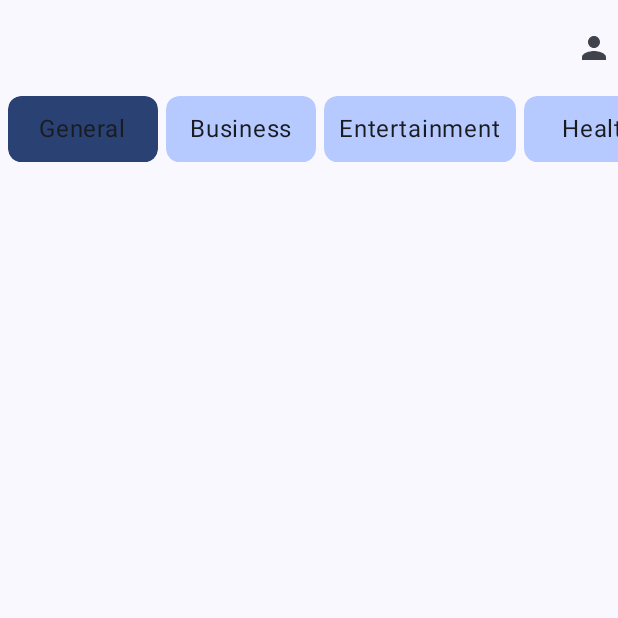
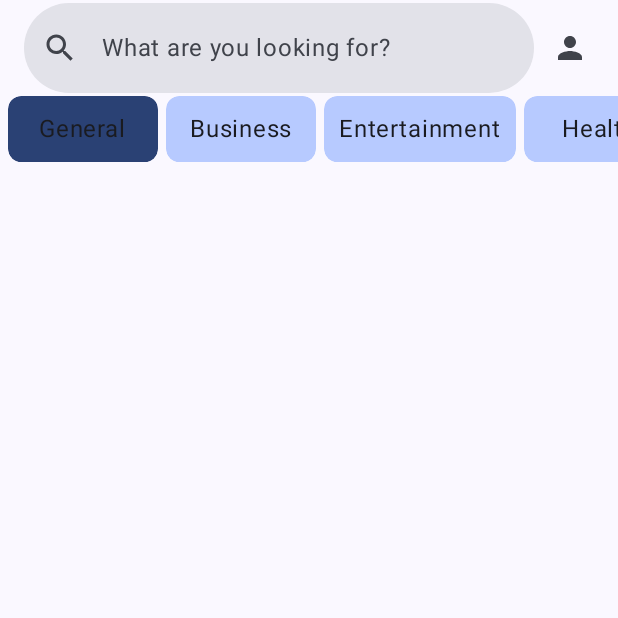
Before and after one commit to Golem1132/NewsDispatcher, an Android app built with Jetpack Compose: the NewsScreen screen opened through its navigation route, on a phone screen of 412 x 824 dp, the top half of it. Run offline under Robolectric (Android 15) with nearby library versions, the phone set to English and light mode, and no system bars; our stand-ins replace Room's generated code, paging; pictures from the network do not load.

Commit message:
Implement search field
Implemented search field in NewsScreen
Implementen search history

```diff
--- a/app/src/main/java/com/example/newsdispatcher/NewsDispatcherMediator.kt
+++ b/app/src/main/java/com/example/newsdispatcher/NewsDispatcherMediator.kt
@@ -6,9 +6,9 @@ import androidx.paging.PagingState
 import androidx.paging.RemoteMediator
 import androidx.room.withTransaction
 import com.example.newsdispatcher.api.service.NewsService
-import com.example.newsdispatcher.database.ArticleEntry
+import com.example.newsdispatcher.database.data.ArticleEntry
 import com.example.newsdispatcher.database.NewsDispatcherDatabase
-import com.example.newsdispatcher.database.NewsDispatcherRemoteKeys
+import com.example.newsdispatcher.database.data.NewsDispatcherRemoteKeys
 
 @OptIn(ExperimentalPagingApi::class)
 class NewsDispatcherMediator(
--- a/app/src/main/java/com/example/newsdispatcher/data/SourceResponse.kt
+++ b/app/src/main/java/com/example/newsdispatcher/api/data/NewsResponse.kt
@@ -1,25 +1,27 @@
-package com.example.newsdispatcher.data
+package com.example.newsdispatcher.api.data
 
-import com.example.newsdispatcher.model.Source
+import com.example.newsdispatcher.model.Article
 import kotlinx.serialization.Serializable
 
 @Serializable
-data class SourceResponse(
+data class NewsResponse(
     val status: String,
     val code: String? = null,
     val message: String? = null,
-    val sources: Array<Source> = emptyArray()
+    val totalResults: Int? = null,
+    val articles: Array<Article> = emptyArray()
 ) {
     override fun equals(other: Any?): Boolean {
         if (this === other) return true
         if (javaClass != other?.javaClass) return false
 
-        other as SourceResponse
+        other as NewsResponse
 
         if (status != other.status) return false
         if (code != other.code) return false
         if (message != other.message) return false
-        if (!sources.contentEquals(other.sources)) return false
+        if (totalResults != other.totalResults) return false
+        if (!articles.contentEquals(other.articles)) return false
 
         return true
     }
@@ -28,7 +30,8 @@ data class SourceResponse(
         var result = status.hashCode()
         result = 31 * result + (code?.hashCode() ?: 0)
         result = 31 * result + (message?.hashCode() ?: 0)
-        result = 31 * result + sources.contentHashCode()
+        result = 31 * result + (totalResults ?: 0)
+        result = 31 * result + (articles.contentHashCode())
         return result
     }
 }
--- a/app/src/main/java/com/example/newsdispatcher/data/NewsResponse.kt
+++ b/app/src/main/java/com/example/newsdispatcher/api/data/SourceResponse.kt
@@ -1,27 +1,25 @@
-package com.example.newsdispatcher.data
+package com.example.newsdispatcher.api.data
 
-import com.example.newsdispatcher.model.Article
+import com.example.newsdispatcher.model.Source
 import kotlinx.serialization.Serializable
 
 @Serializable
-data class NewsResponse(
+data class SourceResponse(
     val status: String,
     val code: String? = null,
     val message: String? = null,
-    val totalResults: Int? = null,
-    val articles: Array<Article> = emptyArray()
+    val sources: Array<Source> = emptyArray()
 ) {
     override fun equals(other: Any?): Boolean {
         if (this === other) return true
         if (javaClass != other?.javaClass) return false
 
-        other as NewsResponse
+        other as SourceResponse
 
         if (status != other.status) return false
         if (code != other.code) return false
         if (message != other.message) return false
-        if (totalResults != other.totalResults) return false
-        if (!articles.contentEquals(other.articles)) return false
+        if (!sources.contentEquals(other.sources)) return false
 
         return true
     }
@@ -30,8 +28,7 @@ data class NewsResponse(
         var result = status.hashCode()
         result = 31 * result + (code?.hashCode() ?: 0)
         result = 31 * result + (message?.hashCode() ?: 0)
-        result = 31 * result + (totalResults ?: 0)
-        result = 31 * result + (articles.contentHashCode())
+        result = 31 * result + sources.contentHashCode()
         return result
     }
 }
--- a/app/src/main/java/com/example/newsdispatcher/api/service/NewsService.kt
+++ b/app/src/main/java/com/example/newsdispatcher/api/service/NewsService.kt
@@ -3,8 +3,8 @@ package com.example.newsdispatcher.api.service
 import com.example.newsdispatcher.BuildConfig
 import com.example.newsdispatcher.api.ApiOperation
 import com.example.newsdispatcher.api.NewsHttpRoutes
-import com.example.newsdispatcher.data.NewsResponse
-import com.example.newsdispatcher.data.SourceResponse
+import com.example.newsdispatcher.api.data.NewsResponse
+import com.example.newsdispatcher.api.data.SourceResponse
 import io.ktor.client.HttpClient
 import io.ktor.client.call.body
 import io.ktor.client.request.get
--- a/app/src/main/java/com/example/newsdispatcher/database/NewsDispatcherDatabase.kt
+++ b/app/src/main/java/com/example/newsdispatcher/database/NewsDispatcherDatabase.kt
@@ -8,11 +8,16 @@ import androidx.room.TypeConverters
 import com.example.newsdispatcher.database.converter.ArticleConverter
 import com.example.newsdispatcher.database.dao.ArticleEntryDao
 import com.example.newsdispatcher.database.dao.NewsDispatcherRemoteKeysDao
+import com.example.newsdispatcher.database.dao.SearchHistoryDao
+import com.example.newsdispatcher.database.data.ArticleEntry
+import com.example.newsdispatcher.database.data.NewsDispatcherRemoteKeys
+import com.example.newsdispatcher.database.data.SearchHistory
 
 @Database(
     entities = [
         ArticleEntry::class,
-        NewsDispatcherRemoteKeys::class
+        NewsDispatcherRemoteKeys::class,
+        SearchHistory::class
     ],
     version = 1,
     exportSchema = true
@@ -22,6 +27,7 @@ abstract class NewsDispatcherDatabase : RoomDatabase() {
 
     abstract fun getArticleEntryDao(): ArticleEntryDao
     abstract fun getNewsDispatcherRemoteKeysDao(): NewsDispatcherRemoteKeysDao
+    abstract fun getSearchHistoryDao(): SearchHistoryDao
 
     companion object {
         @Volatile
--- a/app/src/main/java/com/example/newsdispatcher/database/dao/ArticleEntryDao.kt
+++ b/app/src/main/java/com/example/newsdispatcher/database/dao/ArticleEntryDao.kt
@@ -4,7 +4,7 @@ import androidx.paging.PagingSource
 import androidx.room.Dao
 import androidx.room.Insert
 import androidx.room.Query
-import com.example.newsdispatcher.database.ArticleEntry
+import com.example.newsdispatcher.database.data.ArticleEntry
 import com.example.newsdispatcher.model.Article
 import kotlinx.coroutines.flow.Flow
 
--- a/app/src/main/java/com/example/newsdispatcher/database/dao/NewsDispatcherRemoteKeysDao.kt
+++ b/app/src/main/java/com/example/newsdispatcher/database/dao/NewsDispatcherRemoteKeysDao.kt
@@ -4,7 +4,7 @@ import androidx.room.Dao
 import androidx.room.Insert
 import androidx.room.OnConflictStrategy
 import androidx.room.Query
-import com.example.newsdispatcher.database.NewsDispatcherRemoteKeys
+import com.example.newsdispatcher.database.data.NewsDispatcherRemoteKeys
 
 @Dao
 interface NewsDispatcherRemoteKeysDao {
--- /dev/null
+++ b/app/src/main/java/com/example/newsdispatcher/database/dao/SearchHistoryDao.kt
@@ -0,0 +1,16 @@
+package com.example.newsdispatcher.database.dao
+
+import androidx.room.Dao
+import androidx.room.Insert
+import androidx.room.Query
+import com.example.newsdispatcher.database.data.SearchHistory
+import kotlinx.coroutines.flow.Flow
+
+@Dao
+interface SearchHistoryDao {
+    @Query("SELECT * FROM SearchHistory")
+    fun getAll(): Flow<List<SearchHistory>>
+
+    @Insert
+    fun insert(newQuery: SearchHistory)
+}
--- a/app/src/main/java/com/example/newsdispatcher/database/ArticleEntry.kt
+++ b/app/src/main/java/com/example/newsdispatcher/database/data/ArticleEntry.kt
@@ -1,4 +1,4 @@
-package com.example.newsdispatcher.database
+package com.example.newsdispatcher.database.data
 
 import androidx.room.Entity
 import androidx.room.PrimaryKey
--- a/app/src/main/java/com/example/newsdispatcher/database/NewsDispatcherRemoteKeys.kt
+++ b/app/src/main/java/com/example/newsdispatcher/database/data/NewsDispatcherRemoteKeys.kt
@@ -1,4 +1,4 @@
-package com.example.newsdispatcher.database
+package com.example.newsdispatcher.database.data
 
 import androidx.room.Entity
 import androidx.room.PrimaryKey
--- /dev/null
+++ b/app/src/main/java/com/example/newsdispatcher/database/data/SearchHistory.kt
@@ -0,0 +1,12 @@
+package com.example.newsdispatcher.database.data
+
+import androidx.room.Entity
+import androidx.room.PrimaryKey
+
+@Entity
+data class SearchHistory(
+    @PrimaryKey(autoGenerate = true)
+    val id: Int = 0,
+    val query: String,
+    val time: Long
+)
--- a/app/src/main/java/com/example/newsdispatcher/screen/newsscreen/NewsScreen.kt
+++ b/app/src/main/java/com/example/newsdispatcher/screen/newsscreen/NewsScreen.kt
@@ -1,5 +1,12 @@
 package com.example.newsdispatcher.screen.newsscreen
 
+import android.icu.util.Calendar
+import androidx.activity.compose.BackHandler
+import androidx.compose.animation.AnimatedContent
+import androidx.compose.animation.Crossfade
+import androidx.compose.animation.animateContentSize
+import androidx.compose.animation.core.LinearOutSlowInEasing
+import androidx.compose.animation.core.tween
 import androidx.compose.foundation.background
 import androidx.compose.foundation.clickable
 import androidx.compose.foundation.layout.Arrangement
@@ -13,11 +20,18 @@ import androidx.compose.foundation.layout.defaultMinSize
 import androidx.compose.foundation.layout.fillMaxWidth
 import androidx.compose.foundation.layout.height
 import androidx.compose.foundation.layout.padding
+import androidx.compose.foundation.lazy.LazyColumn
 import androidx.compose.foundation.lazy.LazyRow
 import androidx.compose.foundation.lazy.grid.GridCells
 import androidx.compose.foundation.lazy.grid.LazyVerticalGrid
 import androidx.compose.foundation.lazy.items
+import androidx.compose.foundation.shape.CircleShape
 import androidx.compose.foundation.shape.RoundedCornerShape
+import androidx.compose.foundation.text.KeyboardActions
+import androidx.compose.foundation.text.KeyboardOptions
+import androidx.compose.material.icons.Icons
+import androidx.compose.material.icons.filled.Close
+import androidx.compose.material.icons.filled.Search
 import androidx.compose.material3.CircularProgressIndicator
 import androidx.compose.material3.ExperimentalMaterial3Api
 import androidx.compose.material3.Icon
@@ -25,15 +39,26 @@ import androidx.compose.material3.MaterialTheme
 import androidx.compose.material3.Scaffold
 import androidx.compose.material3.Snackbar
 import androidx.compose.material3.Text
+import androidx.compose.material3.TextField
+import androidx.compose.material3.TextFieldDefaults
 import androidx.compose.material3.TopAppBar
 import androidx.compose.runtime.Composable
 import androidx.compose.runtime.collectAsState
+import androidx.compose.runtime.getValue
+import androidx.compose.runtime.mutableStateOf
+import androidx.compose.runtime.remember
+import androidx.compose.runtime.setValue
 import androidx.compose.ui.Alignment
 import androidx.compose.ui.Modifier
 import androidx.compose.ui.draw.clip
+import androidx.compose.ui.focus.onFocusChanged
+import androidx.compose.ui.graphics.Color
+import androidx.compose.ui.graphics.RectangleShape
 import androidx.compose.ui.platform.LocalContext
+import androidx.compose.ui.platform.LocalFocusManager
 import androidx.compose.ui.res.painterResource
 import androidx.compose.ui.res.stringResource
+import androidx.compose.ui.text.input.ImeAction
 import androidx.compose.ui.tooling.preview.Preview
 import androidx.compose.ui.unit.LayoutDirection
 import androidx.compose.ui.unit.dp
@@ -48,6 +73,7 @@ import coil.compose.AsyncImagePainter
 import coil.compose.SubcomposeAsyncImage
 import coil.compose.SubcomposeAsyncImageContent
 import com.example.newsdispatcher.R
+import com.example.newsdispatcher.database.data.SearchHistory
 import com.example.newsdispatcher.navigation.AccountRoutes
 import com.example.newsdispatcher.navigation.WebViewRoutes
 import com.example.newsdispatcher.utils.NewsCategories
@@ -65,13 +91,74 @@ fun NewsScreen(navController: NavHostController) {
     val currentCategory = viewModel.currentCategory.collectAsState()
     val currentNews = viewModel.currentDataset.collectAsState().value.collectAsLazyPagingItems()
     val currentUiState = viewModel.uiEvent.collectAsState()
+    var isSearchActive by remember {
+        mutableStateOf(false)
+    }
+    var searchQuery by remember {
+        mutableStateOf("")
+    }
+    val currentSearchHistory = viewModel.searchHistory.collectAsState()
+    val focusManager = LocalFocusManager.current
+
     Scaffold(
         topBar = {
-            TopAppBar(title = {
+            TopAppBar(
+                title = {
+                    TextField(
+                        modifier = Modifier
+                            .fillMaxWidth()
+                            .animateContentSize(
+                                animationSpec = tween(5000, easing = LinearOutSlowInEasing)
+                            )
+                            .onFocusChanged {
+                                isSearchActive = it.isFocused
+                            },
+                        placeholder = {
+                            Text(text = "What are you looking for?")
+                        },
+                        shape = if (isSearchActive) RectangleShape else CircleShape,
+                        colors = TextFieldDefaults.colors(
+                            unfocusedIndicatorColor = Color.Transparent,
+                            focusedIndicatorColor = Color.Transparent,
+                            disabledIndicatorColor = Color.Transparent,
+                            errorIndicatorColor = Color.Transparent
+                        ),
+                        leadingIcon = {
+                            Icon(
+                                imageVector = Icons.Default.Search,
+                                contentDescription = ""
+                            )
+                        },
+                        trailingIcon = {
+                            if (isSearchActive)
+                                Icon(imageVector = Icons.Default.Close, contentDescription = "")
+                        },
+                        singleLine = true,
+                        keyboardOptions = KeyboardOptions(imeAction = ImeAction.Search),
+                        keyboardActions = KeyboardActions(onSearch = {
+                            viewModel.insertNewSearch(
+                                SearchHistory(
+                                    query = searchQuery,
+                                    time = Calendar.getInstance().timeInMillis
+                                )
+                            )
+                            TODO("Go to SearchScreen")
+                        }),
+                        value = searchQuery, onValueChange = {
+                            searchQuery = it
+                        }
+                    )
                 },
                 actions = {
+                    Crossfade(
+                        targetState = isSearchActive,
+                        label = "Change icons on search bar active"
+                    ) { isActive ->
+                        if (!isActive) {
                             SubcomposeAsyncImage(
-                        modifier = Modifier.clickable {
+                                modifier = Modifier
+                                    .padding(horizontal = 16.dp)
+                                    .clickable {
                                         navController.navigate(AccountRoutes.ROUTE)
                                     },
                                 model = "", contentDescription = ""
@@ -87,6 +174,8 @@ fun NewsScreen(navController: NavHostController) {
                                 }
                             }
                         }
+                    }
+                }
             )
         }, snackbarHost = {
             if (currentUiState.value == NewsScreenEvent.ERROR) {
@@ -96,6 +185,20 @@ fun NewsScreen(navController: NavHostController) {
             }
         }
     ) {
+        AnimatedContent(targetState = isSearchActive, label = "XD") { isActive ->
+            when (isActive) {
+                true -> {
+                    Column(modifier = Modifier.padding(it)) {
+                        Text(text = "Recent search history")
+                        LazyColumn(modifier = Modifier.fillMaxWidth()) {
+                            items(currentSearchHistory.value) {
+                                Text(text = it.query)
+                            }
+                        }
+                    }
+                }
+
+                false -> {
                     Column {
                         LazyRow(
                             modifier = Modifier
@@ -169,6 +272,15 @@ fun NewsScreen(navController: NavHostController) {
                     }
                 }
             }
+        }
+    }
+    BackHandler(isSearchActive) {
+        isSearchActive = false
+        searchQuery = ""
+        focusManager.clearFocus()
+
+    }
+}
 
 @Preview
 @Composable
--- a/app/src/main/java/com/example/newsdispatcher/screen/newsscreen/NewsViewModel.kt
+++ b/app/src/main/java/com/example/newsdispatcher/screen/newsscreen/NewsViewModel.kt
@@ -12,6 +12,7 @@ import com.example.newsdispatcher.NewsDispatcherMediator
 import com.example.newsdispatcher.api.NewsDispatcherClient
 import com.example.newsdispatcher.api.service.NewsService
 import com.example.newsdispatcher.database.NewsDispatcherDatabase
+import com.example.newsdispatcher.database.data.SearchHistory
 import com.example.newsdispatcher.utils.NewsScreenEvent
 import kotlinx.coroutines.Dispatchers
 import kotlinx.coroutines.flow.MutableStateFlow
@@ -41,6 +42,18 @@ class NewsViewModel(private val service: NewsService, private val db: NewsDispat
     private val _uiEvent = MutableStateFlow<NewsScreenEvent>(NewsScreenEvent.LOADING)
     val uiEvent = _uiEvent.asStateFlow()
 
+    private val _searchHistory = MutableStateFlow<List<SearchHistory>>(emptyList())
+    val searchHistory = _searchHistory.asStateFlow()
+
+    init {
+        viewModelScope.launch {
+            db.getSearchHistoryDao().getAll().collect {
+                _searchHistory.emit(it)
+            }
+        }
+
+    }
+
     fun setCategory(newCategory: String) {
         viewModelScope.launch(Dispatchers.IO) {
             _currentPager = Pager(
@@ -55,6 +68,12 @@ class NewsViewModel(private val service: NewsService, private val db: NewsDispat
         }
     }
 
+    fun insertNewSearch(newSearchHistory: SearchHistory) {
+        viewModelScope.launch(Dispatchers.IO) {
+            db.getSearchHistoryDao().insert(newSearchHistory)
+        }
+    }
+
     companion object {
         fun provideFactory(context: Context) = viewModelFactory {
             initializer {
```
Also changed, not shown: 1 other file. Lines whose indentation alone changed are shown as unchanged.
